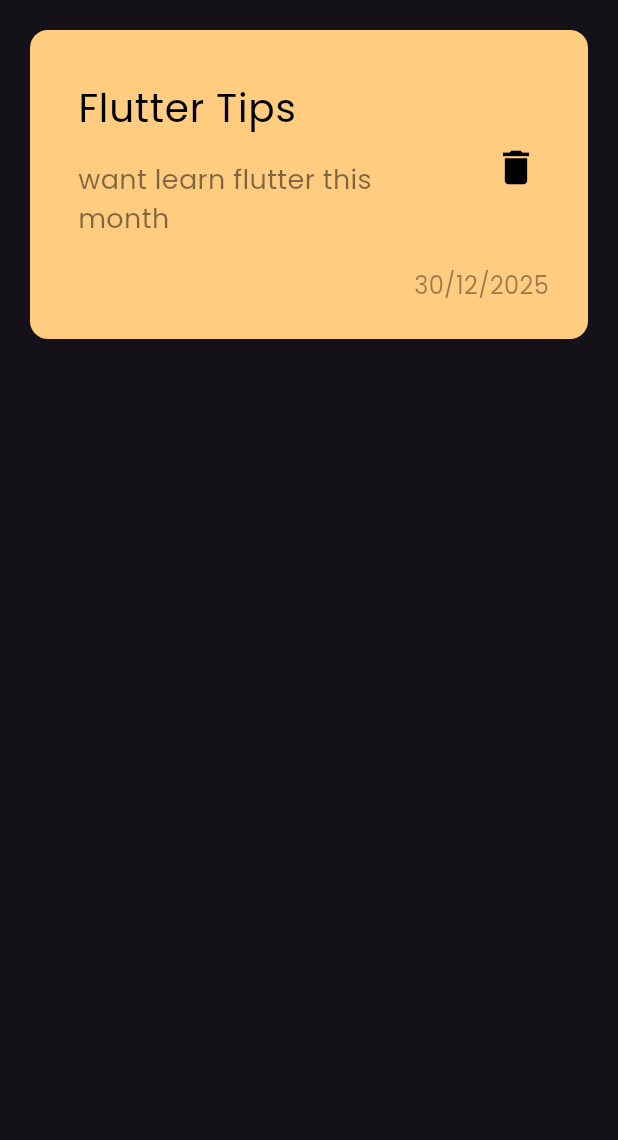
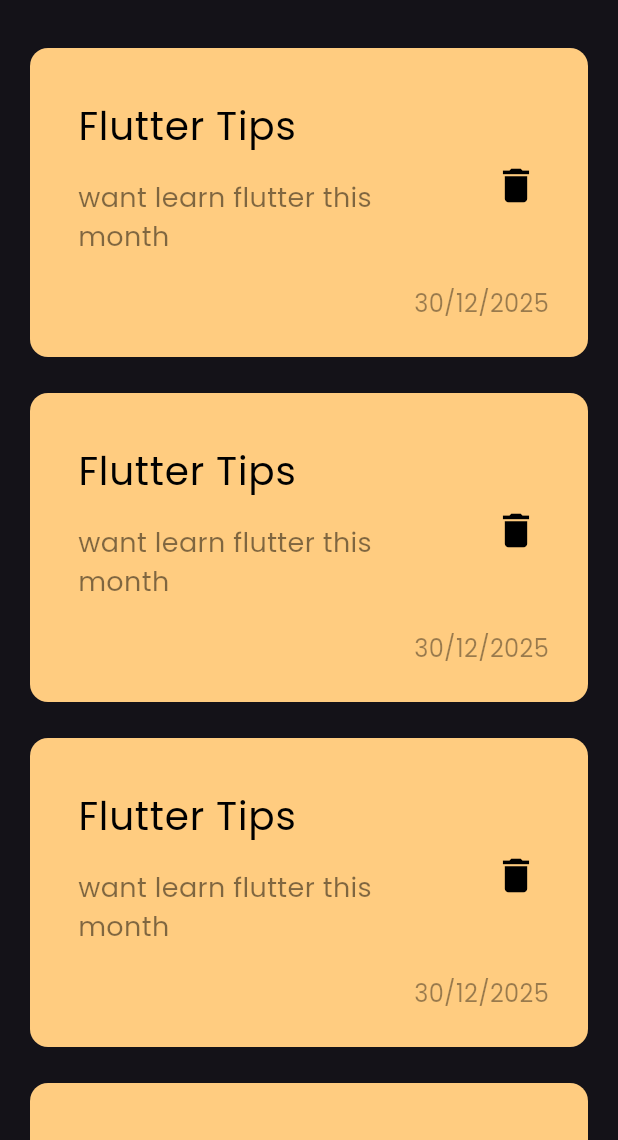
Before and after one commit to MohamedElhadidy7/notes_App, a Flutter app: the screen it shows after launch, on a phone screen of 412 x 824 dp, the part 96-1236 px from its top. Run offline on Flutter 3.47's test engine with Material 3 defaults, Android fonts, the phone set to English and light mode, and no system bars.

Commit message:
create notes List view

```diff
--- a/lib/views/Widgets/Custom_note_item.dart
+++ b/lib/views/Widgets/Custom_note_item.dart
@@ -0,0 +1,50 @@
+import 'package:flutter/material.dart';
+
+class NoteItem extends StatelessWidget {
+  const NoteItem({super.key});
+
+  @override
+  Widget build(BuildContext context) {
+    return Container(
+      padding: EdgeInsets.only(top: 24, bottom: 24, left: 16),
+      width: double.infinity,
+      decoration: BoxDecoration(
+        borderRadius: BorderRadius.circular(12),
+        color: Color(0xffFFCC80),
+      ),
+      child: Column(
+        children: [
+          ListTile(
+            title: const Text(
+              'Flutter Tips',
+              style: TextStyle(color: Colors.black, fontSize: 26),
+            ),
+            subtitle: Padding(
+              padding: const EdgeInsets.only(top: 16, bottom: 12),
+              child: Text(
+                'want learn flutter this month',
+                style: TextStyle(
+                    color: Colors.black.withOpacity(.5), fontSize: 18),
+              ),
+            ),
+            trailing: IconButton(
+                onPressed: () {},
+                icon: const Icon(
+                  Icons.delete,
+                  size: 30,
+                  color: Colors.black,
+                )),
+          ),
+          Align(
+              alignment: Alignment.bottomRight,
+              child: Padding(
+                padding: const EdgeInsets.only(right: 26),
+                child: Text('30/12/2025',
+                    style: TextStyle(
+                        color: Colors.black.withOpacity(.4), fontSize: 16)),
+              )),
+        ],
+      ),
+    );
+  }
+}
--- /dev/null
+++ b/lib/views/Widgets/Notes_List_View.dart
@@ -0,0 +1,19 @@
+import 'package:flutter/material.dart';
+import 'package:noteapptharwat/views/Widgets/Custom_note_item.dart';
+
+class NotesListView extends StatelessWidget {
+  const NotesListView({super.key});
+
+  @override
+  Widget build(BuildContext context) {
+    return Expanded(
+      child: ListView.builder(
+        itemCount: 4,
+        itemBuilder: (context, index) => Padding(
+          padding: const EdgeInsets.symmetric(vertical: 12),
+          child: NoteItem(),
+        ),
+      ),
+    );
+  }
+}
--- a/lib/views/Widgets/Notes_View_body.dart
+++ b/lib/views/Widgets/Notes_View_body.dart
@@ -1,5 +1,7 @@
 import 'package:flutter/material.dart';
 import 'package:noteapptharwat/views/Widgets/Custom_appBar.dart';
+import 'package:noteapptharwat/views/Widgets/Custom_note_item.dart';
+import 'package:noteapptharwat/views/Widgets/Notes_List_View.dart';
 
 class NotesViewBody extends StatelessWidget {
   const NotesViewBody({super.key});
@@ -18,59 +20,10 @@
             SizedBox(
               height: 20,
             ),
-            NoteItem(),
+            NotesListView(),
           ],
         ),
       ),
     );
   }
 }
-
-class NoteItem extends StatelessWidget {
-  const NoteItem({super.key});
-
-  @override
-  Widget build(BuildContext context) {
-    return Container(
-      padding: EdgeInsets.only(top: 24, bottom: 24, left: 16),
-      width: double.infinity,
-      decoration: BoxDecoration(
-        borderRadius: BorderRadius.circular(12),
-        color: Color(0xffFFCC80),
-      ),
-      child: Column(
-        children: [
-          ListTile(
-            title: const Text(
-              'Flutter Tips',
-              style: TextStyle(color: Colors.black, fontSize: 26),
-            ),
-            subtitle: Padding(
-              padding: const EdgeInsets.only(top: 16, bottom: 12),
-              child: Text(
-                'want learn flutter this month',
-                style: TextStyle(
-                    color: Colors.black.withOpacity(.5), fontSize: 18),
-              ),
-            ),
-            trailing: IconButton(
-                onPressed: () {},
-                icon: const Icon(
-                  Icons.delete,
-                  size: 30,
-                  color: Colors.black,
-                )),
-          ),
-          Align(
-              alignment: Alignment.bottomRight,
-              child: Padding(
-                padding: const EdgeInsets.only(right: 26),
-                child: Text('30/12/2025',
-                    style: TextStyle(
-                        color: Colors.black.withOpacity(.4), fontSize: 16)),
-              )),
-        ],
-      ),
-    );
-  }
-}
--- a/lib/views/notes_view.dart
+++ b/lib/views/notes_view.dart
@@ -6,7 +6,7 @@
 
   @override
   Widget build(BuildContext context) {
-    return Scaffold(
+    return const Scaffold(
       body: NotesViewBody(),
     );
   }
```
